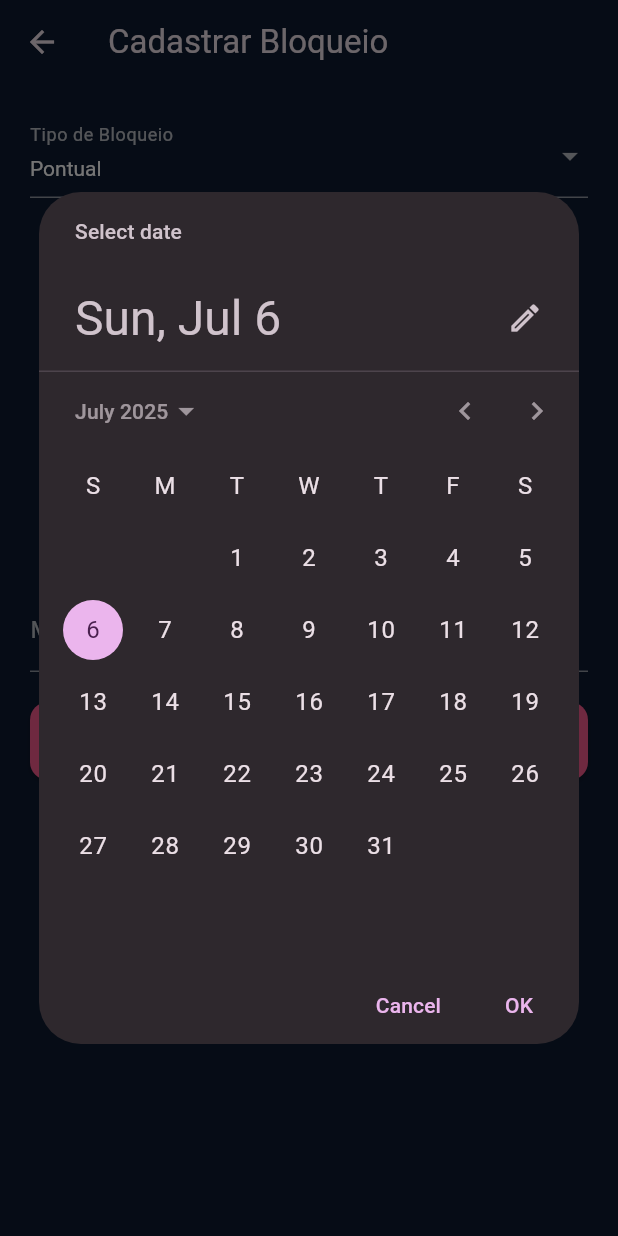
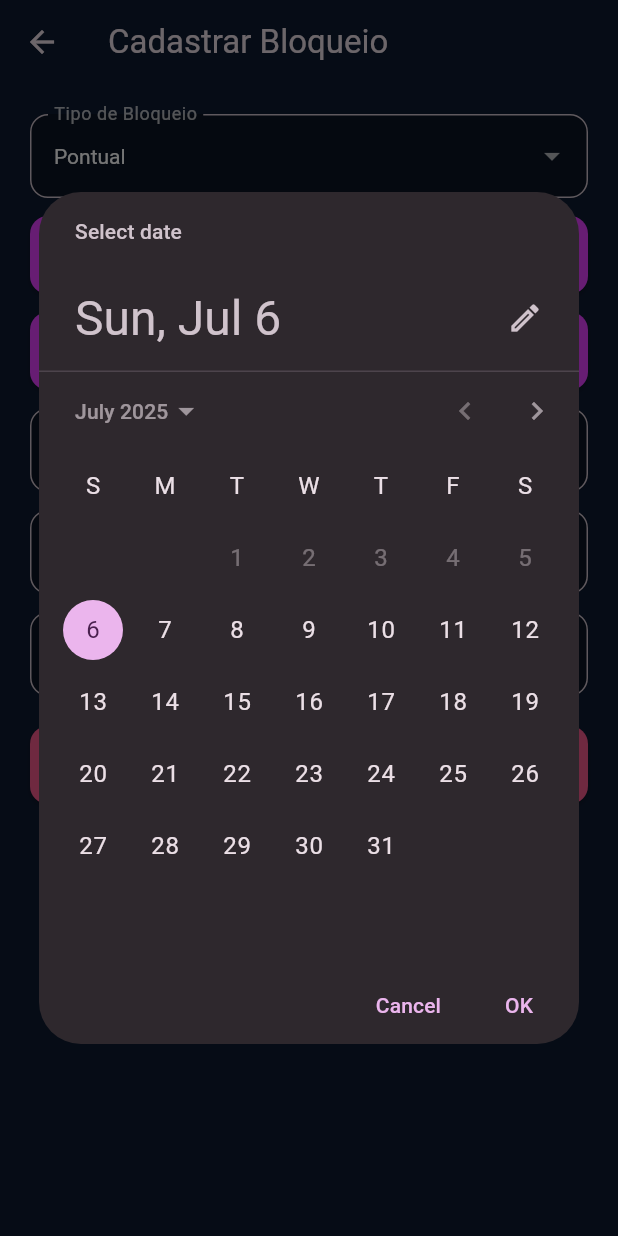
Before and after one commit to GustavoLopes2/Arena-Now, a Flutter app: the RegisterBloqueioPage screen opened directly with empty values, after a tap on "Selecionar data fim", on a phone screen of 412 x 824 dp. Run offline on Flutter 3.47's test engine with Material 3 defaults, Android fonts, the phone set to English and light mode, and no system bars; our stand-ins replace cloud_firestore, firebase_auth, firebase_core, flutter_speed_dial; accounts and stored records are empty.

Commit message:
feat: Implement agenda and bloqueio services; add validation and data handling for scheduling and blocking functionalities

```diff
--- a/lib/modules/admin/register/register_bloqueio_page.dart
+++ b/lib/modules/admin/register/register_bloqueio_page.dart
@@ -1,11 +1,14 @@
-import 'package:cloud_firestore/cloud_firestore.dart';
 import 'package:flutter/material.dart';
-import 'package:intl/intl.dart';
+import 'package:arenanow/models/bloqueio_quadra.dart';
+import 'package:arenanow/services/bloqueio_service.dart';
 
 class RegisterBloqueioPage extends StatefulWidget {
   final String quadraId;
 
-  const RegisterBloqueioPage({super.key, required this.quadraId});
+  const RegisterBloqueioPage({
+    super.key,
+    required this.quadraId,
+  });
 
   @override
   State<RegisterBloqueioPage> createState() => _RegisterBloqueioPageState();
@@ -13,111 +16,113 @@ class RegisterBloqueioPage extends StatefulWidget {
 
 class _RegisterBloqueioPageState extends State<RegisterBloqueioPage> {
   final _formKey = GlobalKey<FormState>();
-  String _tipo = 'PONTUAL';
-  String _diaSemana = 'SEGUNDA';
+
   final _motivoController = TextEditingController();
-  TimeOfDay? _horaInicio;
-  TimeOfDay? _horaFim;
+  final _horaInicioController = TextEditingController();
+  final _horaFimController = TextEditingController();
+
   DateTime? _dataInicio;
   DateTime? _dataFim;
+
+  String _tipo = "PONTUAL";
+
   bool _isLoading = false;
 
-  final List<String> _diasSemana = [
-    'SEGUNDA',
-    'TERCA',
-    'QUARTA',
-    'QUINTA',
-    'SEXTA',
-    'SABADO',
-    'DOMINGO'
-  ];
+  Future<void> _selecionarDataInicio() async {
+    final data = await showDatePicker(
+      context: context,
+      initialDate: DateTime.now(),
+      firstDate: DateTime.now().subtract(const Duration(days: 0)),
+      lastDate: DateTime(2030),
+    );
+    if (data != null) setState(() => _dataInicio = data);
+  }
 
-  Future<void> _salvarBloqueio() async {
+  Future<void> _selecionarDataFim() async {
+    final data = await showDatePicker(
+      context: context,
+      initialDate: _dataInicio ?? DateTime.now(),
+      firstDate: _dataInicio ?? DateTime.now(),
+      lastDate: DateTime(2030),
+    );
+    if (data != null) setState(() => _dataFim = data);
+  }
+
+  Future<void> _cadastrarBloqueio() async {
     if (!_formKey.currentState!.validate()) return;
 
-    final horaInicioStr = _horaInicio != null
-        ? '${_horaInicio!.hour.toString().padLeft(2, '0')}:${_horaInicio!.minute.toString().padLeft(2, '0')}'
-        : null;
+    if (_dataInicio == null) {
+      ScaffoldMessenger.of(context).showSnackBar(
+        const SnackBar(content: Text("Selecione a data inicial")),
+      );
+      return;
+    }
 
-    final horaFimStr = _horaFim != null
-        ? '${_horaFim!.hour.toString().padLeft(2, '0')}:${_horaFim!.minute.toString().padLeft(2, '0')}'
-        : null;
+    if (_tipo == "PONTUAL" && _dataFim == null) {
+      ScaffoldMessenger.of(context).showSnackBar(
+        const SnackBar(content: Text("Selecione a data final")),
+      );
+      return;
+    }
 
     setState(() => _isLoading = true);
 
     try {
-      final data = {
-        'tipo': _tipo,
-        'horaInicio': horaInicioStr,
-        'horaFim': horaFimStr,
-        'motivo': _motivoController.text.trim(),
-        'criadoEm': Timestamp.now(),
-      };
+      final service = BloqueioService();
 
-      if (_tipo == 'PONTUAL') {
-        if (_dataInicio != null) {
-          data['dataInicio'] = Timestamp.fromDate(_dataInicio!);
+      if (_tipo == "PONTUAL") {
+        final existe = await service.existeBloqueioNoDia(
+          widget.quadraId,
+          _dataInicio!,
+        );
+
+        if (existe) {
+          ScaffoldMessenger.of(context).showSnackBar(
+            const SnackBar(
+              content: Text("Já existe um bloqueio neste dia."),
+            ),
+          );
+          return;
         }
-        if (_dataFim != null) {
-          data['dataFim'] = Timestamp.fromDate(_dataFim!);
-        }
-      } else {
-        data['diaSemana'] = _diaSemana;
       }
 
-      await FirebaseFirestore.instance
-          .collection('quadras')
-          .doc(widget.quadraId)
-          .collection('bloqueios')
-          .add(data);
+      final bloqueio = BloqueioQuadra(
+        id: "",
+        quadraId: widget.quadraId,
+        tipo: _tipo,
+        motivo: _motivoController.text.trim(),
+        horaInicio: _horaInicioController.text.trim(),
+        horaFim: _horaFimController.text.trim(),
+        dataInicio: _dataInicio,
+        dataFim: _tipo == "PONTUAL" ? _dataFim : null,
+        diaSemana: null,
+        criadoEm: DateTime.now(),
+      );
+
+      await service.criarBloqueio(widget.quadraId, bloqueio);
 
       ScaffoldMessenger.of(context).showSnackBar(
-        const SnackBar(content: Text('Bloqueio cadastrado com sucesso!')),
+        const SnackBar(content: Text("Bloqueio cadastrado com sucesso!")),
       );
+
       Navigator.pop(context);
     } catch (e) {
       ScaffoldMessenger.of(context).showSnackBar(
-        SnackBar(content: Text('Erro: ${e.toString()}')),
+        SnackBar(content: Text("Erro: $e")),
       );
     } finally {
       setState(() => _isLoading = false);
     }
   }
 
-  Future<void> _pickDate(bool isInicio) async {
-    final picked = await showDatePicker(
-      context: context,
-      initialDate: DateTime.now(),
-      firstDate: DateTime(2020),
-      lastDate: DateTime(2100),
+  InputDecoration _inputDecoration(String label) {
+    return InputDecoration(
+      labelText: label,
+      filled: true,
+      fillColor: Colors.black26,
+      labelStyle: const TextStyle(color: Colors.white70),
+      border: OutlineInputBorder(borderRadius: BorderRadius.circular(12)),
     );
-
-    if (picked != null) {
-      setState(() {
-        if (isInicio) {
-          _dataInicio = picked;
-        } else {
-          _dataFim = picked;
-        }
-      });
-    }
-  }
-
-  Future<void> _pickTime(bool isInicio) async {
-    final picked = await showTimePicker(
-      context: context,
-      initialTime: TimeOfDay.now(),
-    );
-
-    if (picked != null) {
-      setState(() {
-        if (isInicio) {
-          _horaInicio = picked;
-        } else {
-          _horaFim = picked;
-        }
-      });
-    }
   }
 
   @override
@@ -126,125 +131,85 @@ class _RegisterBloqueioPageState extends State<RegisterBloqueioPage> {
       backgroundColor: const Color(0xFF0E1A2F),
       appBar: AppBar(
         backgroundColor: const Color(0xFF0E1A2F),
-        title: const Text('Cadastrar Bloqueio'),
+        title: const Text("Cadastrar Bloqueio"),
       ),
       body: Padding(
         padding: const EdgeInsets.all(20),
-        child: Theme(
-          data: Theme.of(context).copyWith(
-            inputDecorationTheme: const InputDecorationTheme(
-              labelStyle: TextStyle(color: Colors.white70),
-              enabledBorder: UnderlineInputBorder(
-                borderSide: BorderSide(color: Colors.white54),
-              ),
-              focusedBorder: UnderlineInputBorder(
-                borderSide: BorderSide(color: Color(0xFFF2598C)),
-              ),
-            ),
-          ),
         child: Form(
           key: _formKey,
           child: ListView(
             children: [
               DropdownButtonFormField<String>(
                 value: _tipo,
-                  items: const [
-                    DropdownMenuItem(value: 'PONTUAL', child: Text('Pontual')),
-                    DropdownMenuItem(
-                        value: 'RECORRENTE', child: Text('Recorrente')),
-                  ],
                 dropdownColor: const Color(0xFF1E2D45),
                 style: const TextStyle(color: Colors.white),
-                  decoration:
-                      const InputDecoration(labelText: 'Tipo de Bloqueio'),
-                  onChanged: (val) => setState(() => _tipo = val!),
+                decoration: _inputDecoration("Tipo de Bloqueio"),
+                items: const [
+                  DropdownMenuItem(
+                    value: "PONTUAL",
+                    child: Text("Pontual"),
+                  ),
+                  DropdownMenuItem(
+                    value: "RECORRENTE",
+                    child: Text("Recorrente (semanal)"),
+                  ),
+                ],
+                onChanged: (v) => setState(() => _tipo = v!),
               ),
               const SizedBox(height: 12),
-                if (_tipo == 'RECORRENTE')
-                  DropdownButtonFormField<String>(
-                    value: _diaSemana,
-                    items: _diasSemana
-                        .map((dia) =>
-                            DropdownMenuItem(value: dia, child: Text(dia)))
-                        .toList(),
-                    onChanged: (val) => setState(() => _diaSemana = val!),
-                    dropdownColor: const Color(0xFF1E2D45),
-                    style: const TextStyle(color: Colors.white),
-                    decoration:
-                        const InputDecoration(labelText: 'Dia da semana'),
+              ElevatedButton(
+                onPressed: _selecionarDataInicio,
+                child: Text(
+                  _dataInicio == null
+                      ? "Selecionar data início"
+                      : "Início: ${_dataInicio!.day}/${_dataInicio!.month}/${_dataInicio!.year}",
                 ),
-                if (_tipo == 'PONTUAL')
-                  Column(
-                    children: [
-                      ListTile(
-                        title: Text(
-                          _dataInicio == null
-                              ? 'Selecionar data início'
-                              : 'Início: ${DateFormat('dd/MM/yyyy').format(_dataInicio!)}',
-                          style: const TextStyle(color: Colors.white),
-                        ),
-                        trailing: const Icon(Icons.calendar_today,
-                            color: Colors.white70),
-                        onTap: () => _pickDate(true),
-                      ),
-                      ListTile(
-                        title: Text(
-                          _dataFim == null
-                              ? 'Selecionar data fim'
-                              : 'Fim: ${DateFormat('dd/MM/yyyy').format(_dataFim!)}',
-                          style: const TextStyle(color: Colors.white),
-                        ),
-                        trailing: const Icon(Icons.calendar_today,
-                            color: Colors.white70),
-                        onTap: () => _pickDate(false),
-                      ),
-                    ],
               ),
               const SizedBox(height: 12),
-                ListTile(
-                  title: Text(
-                    'Hora Início: ${_horaInicio != null ? _horaInicio!.format(context) : 'Selecione'}',
+              if (_tipo == "PONTUAL")
+                ElevatedButton(
+                  onPressed: _selecionarDataFim,
+                  child: Text(
+                    _dataFim == null
+                        ? "Selecionar data fim"
+                        : "Fim: ${_dataFim!.day}/${_dataFim!.month}/${_dataFim!.year}",
+                  ),
+                ),
+              const SizedBox(height: 12),
+              TextFormField(
+                controller: _horaInicioController,
                 style: const TextStyle(color: Colors.white),
+                decoration: _inputDecoration("Hora início (ex: 15:00)"),
               ),
-                  trailing:
-                      const Icon(Icons.access_time, color: Colors.white70),
-                  onTap: () => _pickTime(true),
-                ),
-                ListTile(
-                  title: Text(
-                    'Hora Fim: ${_horaFim != null ? _horaFim!.format(context) : 'Selecione'}',
+              const SizedBox(height: 12),
+              TextFormField(
+                controller: _horaFimController,
                 style: const TextStyle(color: Colors.white),
-                  ),
-                  trailing:
-                      const Icon(Icons.access_time, color: Colors.white70),
-                  onTap: () => _pickTime(false),
+                decoration: _inputDecoration("Hora fim (ex: 17:00)"),
               ),
               const SizedBox(height: 12),
               TextFormField(
                 controller: _motivoController,
                 style: const TextStyle(color: Colors.white),
-                  decoration:
-                      const InputDecoration(labelText: 'Motivo do bloqueio'),
+                decoration: _inputDecoration("Motivo"),
+                validator: (v) =>
+                    v!.isEmpty ? "Informe o motivo do bloqueio" : null,
               ),
               const SizedBox(height: 20),
               _isLoading
                   ? const Center(child: CircularProgressIndicator())
-                    : SizedBox(
-                        width: double.infinity,
-                        child: ElevatedButton(
-                          onPressed: _salvarBloqueio,
+                  : ElevatedButton(
+                      onPressed: _cadastrarBloqueio,
                       style: ElevatedButton.styleFrom(
                         backgroundColor: const Color(0xFFF2598C),
+                        foregroundColor: Colors.white,
                         padding: const EdgeInsets.symmetric(vertical: 16),
                         shape: RoundedRectangleBorder(
-                              borderRadius: BorderRadius.circular(12),
+                            borderRadius: BorderRadius.circular(12)),
                       ),
-                          ),
-                          child: const Text('Cadastrar Bloqueio'),
-                        ),
+                      child: const Text("Cadastrar Bloqueio"),
                     ),
             ],
-            ),
           ),
         ),
       ),
```
Also changed, not shown: lib/modules/admin/register/register_agenda_semanal_page.dart (+39 -41 lines), lib/services/agenda_service.dart (+11 -0 lines), lib/services/bloqueio_service.dart (+10 -6 lines). Lines whose indentation alone changed are shown as unchanged.
